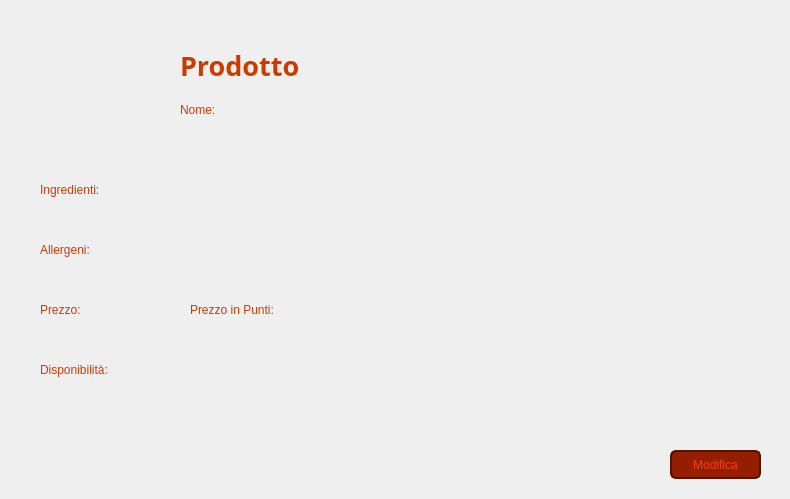
Before: the Qt Designer form Viste/VistaVisualizzaProdottoAmministratore.ui in GiacomoPrincipi/CineMax, drawn with Qt 5.
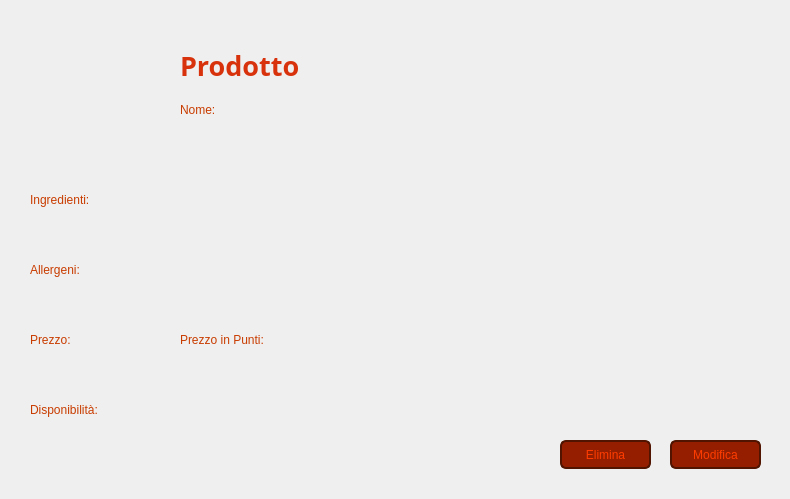
After: the same form once the commit is applied. Icons and pictures are not drawn. Custom widgets are drawn as their Qt base class.

The edit to the form file:
```diff
--- a/Viste/VistaVisualizzaProdottoAmministratore.ui
+++ b/Viste/VistaVisualizzaProdottoAmministratore.ui
@@ -32,8 +32,8 @@
     background: qlineargradient(
         x1: 0, y1: 1,
         x2: 0, y2: 0,
-        stop: 0 #320F00,
-        stop: 1 #641E00
+        stop: 0 #210A00,
+        stop: 1 #7D2100
     );
 }</string>
    </property>
@@ -99,7 +99,7 @@
    </property>
    <property name="styleSheet">
     <string notr="true">QLabel {
-    color: #C83C00;
+    color: #D7320C;
 }</string>
    </property>
    <property name="text">
@@ -131,8 +131,8 @@
   <widget class="QLabel" name="labelIngredienti">
    <property name="geometry">
     <rect>
-     <x>40</x>
-     <y>180</y>
+     <x>30</x>
+     <y>190</y>
      <width>81</width>
      <height>20</height>
     </rect>
@@ -153,7 +153,7 @@
    <property name="geometry">
     <rect>
      <x>180</x>
-     <y>120</y>
+     <y>130</y>
      <width>221</width>
      <height>20</height>
     </rect>
@@ -170,8 +170,8 @@
   <widget class="QLabel" name="labelIngredientiProdotto">
    <property name="geometry">
     <rect>
-     <x>40</x>
-     <y>200</y>
+     <x>30</x>
+     <y>220</y>
      <width>511</width>
      <height>20</height>
     </rect>
@@ -188,8 +188,8 @@
   <widget class="QLabel" name="labelDisponibile">
    <property name="geometry">
     <rect>
-     <x>40</x>
-     <y>360</y>
+     <x>30</x>
+     <y>400</y>
      <width>101</width>
      <height>20</height>
     </rect>
@@ -209,9 +209,9 @@
   <widget class="QLabel" name="labelDisponibileProdotto">
    <property name="geometry">
     <rect>
-     <x>40</x>
-     <y>380</y>
-     <width>31</width>
+     <x>30</x>
+     <y>430</y>
+     <width>41</width>
      <height>20</height>
     </rect>
    </property>
@@ -227,8 +227,8 @@
   <widget class="QLabel" name="labelAllergeni">
    <property name="geometry">
     <rect>
-     <x>40</x>
-     <y>240</y>
+     <x>30</x>
+     <y>260</y>
      <width>81</width>
      <height>20</height>
     </rect>
@@ -248,8 +248,8 @@
   <widget class="QLabel" name="labelAllergeniProdotto">
    <property name="geometry">
     <rect>
-     <x>40</x>
-     <y>260</y>
+     <x>30</x>
+     <y>290</y>
      <width>401</width>
      <height>20</height>
     </rect>
@@ -266,8 +266,8 @@
   <widget class="QLabel" name="labelPrezzo">
    <property name="geometry">
     <rect>
-     <x>40</x>
-     <y>300</y>
+     <x>30</x>
+     <y>330</y>
      <width>81</width>
      <height>20</height>
     </rect>
@@ -287,9 +287,9 @@
   <widget class="QLabel" name="labelPrezzoProdotto">
    <property name="geometry">
     <rect>
-     <x>40</x>
-     <y>320</y>
-     <width>81</width>
+     <x>30</x>
+     <y>360</y>
+     <width>111</width>
      <height>20</height>
     </rect>
    </property>
@@ -325,7 +325,7 @@
    <property name="geometry">
     <rect>
      <x>670</x>
-     <y>450</y>
+     <y>440</y>
      <width>91</width>
      <height>29</height>
     </rect>
@@ -338,6 +338,10 @@
     border-radius: 6px;
 }
 
+QPushButton:focus {
+    outline: none;
+}
+
 QPushButton:hover {
     background-color: #C83200;
 }</string>
@@ -349,8 +353,8 @@
   <widget class="QLabel" name="labelPrezzoPunti">
    <property name="geometry">
     <rect>
-     <x>190</x>
-     <y>300</y>
+     <x>180</x>
+     <y>330</y>
      <width>121</width>
      <height>20</height>
     </rect>
@@ -370,9 +374,9 @@
   <widget class="QLabel" name="labelPrezzoPuntiProdotto">
    <property name="geometry">
     <rect>
-     <x>190</x>
-     <y>320</y>
-     <width>81</width>
+     <x>180</x>
+     <y>360</y>
+     <width>111</width>
      <height>20</height>
     </rect>
    </property>
@@ -385,6 +389,35 @@
     <string/>
    </property>
   </widget>
+  <widget class="QPushButton" name="pushButtonElimina">
+   <property name="geometry">
+    <rect>
+     <x>560</x>
+     <y>440</y>
+     <width>91</width>
+     <height>29</height>
+    </rect>
+   </property>
+   <property name="styleSheet">
+    <string notr="true">QPushButton {
+    background-color: #961E00;
+    color: #FF3C00;
+    border: 2px solid #501400;
+    border-radius: 6px;
+}
+
+QPushButton:focus {
+    outline: none;
+}
+
+QPushButton:hover {
+    background-color: #C83200;
+}</string>
+   </property>
+   <property name="text">
+    <string>Elimina</string>
+   </property>
+  </widget>
  </widget>
  <customwidgets>
   <customwidget>
```
